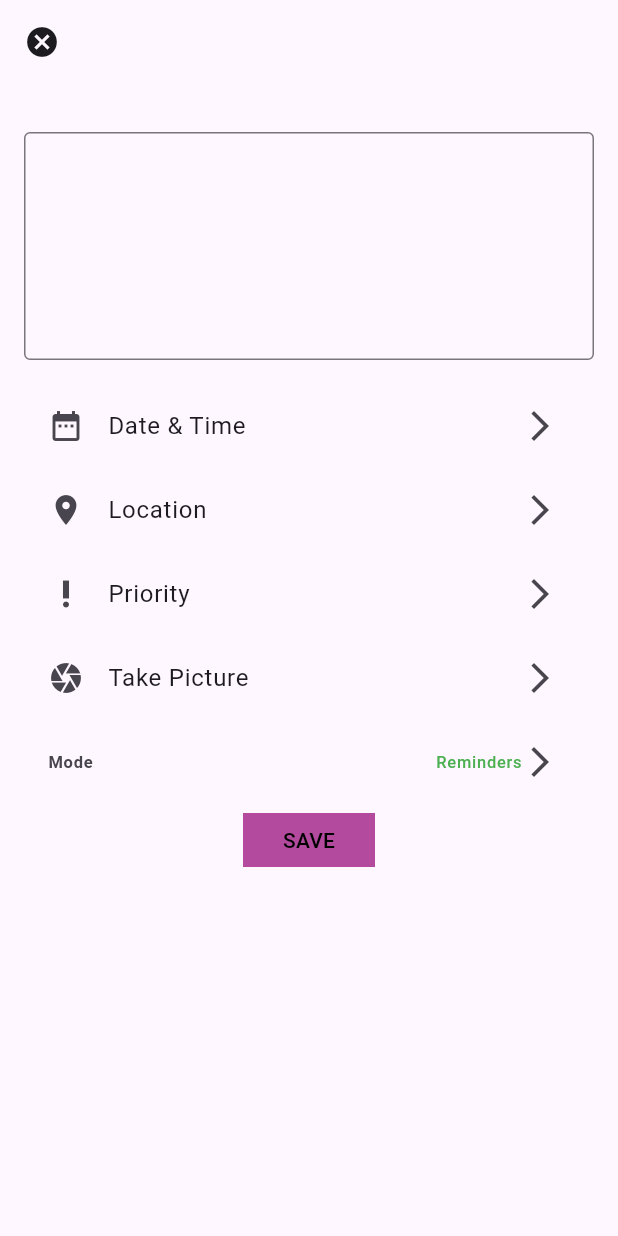
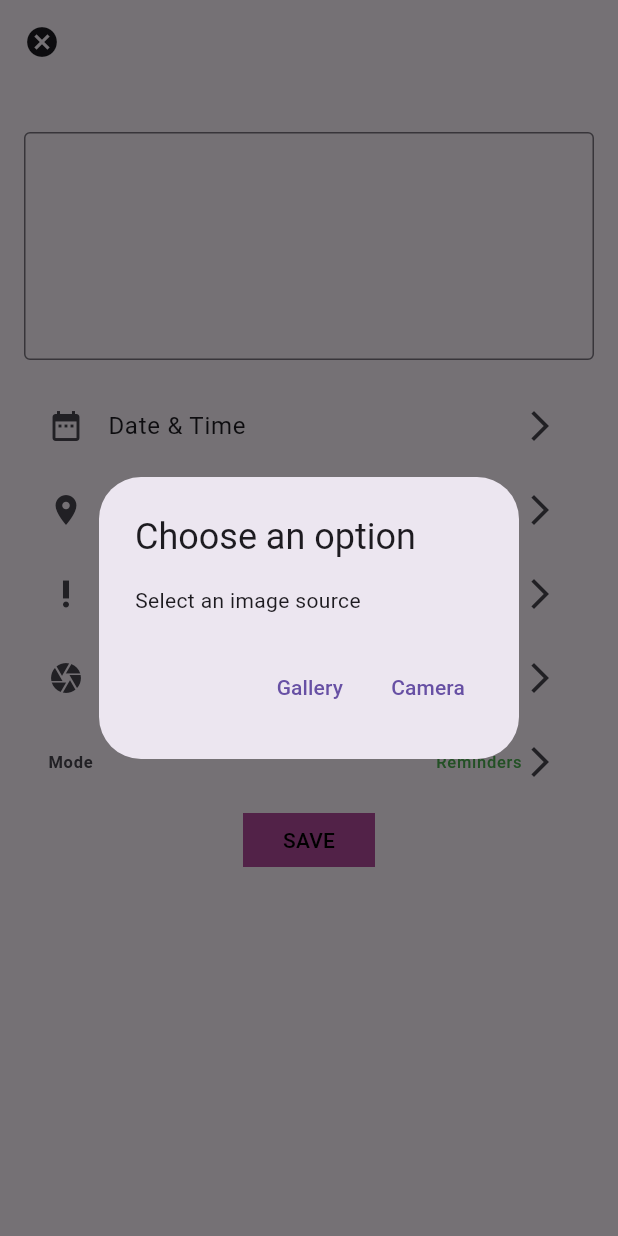
Before and after one commit to SE-sustainability/Project_code, a Flutter app: the ReminderScreen screen opened directly with empty values, after a tap on "Take Picture", on a phone screen of 412 x 824 dp. Run offline on Flutter 3.47's test engine with Material 3 defaults, Android fonts, the phone set to English and light mode, and no system bars; our stand-ins replace cloud_firestore, firebase_core, geolocator, image_picker; accounts and stored records are empty.

Commit message:
Update Reminder_OptionsPage.dart

```diff
--- a/lib/screens/Reminder_OptionsPage.dart
+++ b/lib/screens/Reminder_OptionsPage.dart
@@ -42,13 +42,45 @@ class _ReminderScreenState extends State<ReminderScreen> {
   XFile? _imageFile;
   DateTime? _dateTime;
 
-  Future<void> _pickImage() async {
+   Future<void> _pickImage() async {
     final ImagePicker _picker = ImagePicker();
-    final XFile? image = await _picker.pickImage(source: ImageSource.camera);
+    final XFile? image = await showDialog<XFile>(
+      context: context,
+      builder: (BuildContext context) {
+        return AlertDialog(
+          title: const Text('Choose an option'),
+          content: const Text('Select an image source'),
+          actions: <Widget>[
+            TextButton(
+              child: const Text('Gallery'),
+              onPressed: () async {
+                final XFile? galleryImage =
+                await _picker.pickImage(source: ImageSource.gallery);
+                if (galleryImage != null) {
+                  Navigator.of(context).pop(galleryImage);
+                }
+              },
+            ),
+            TextButton(
+              child: const Text('Camera'),
+              onPressed: () async {
+                final XFile? cameraImage =
+                await _picker.pickImage(source: ImageSource.camera);
+                if (cameraImage != null) {
+                  Navigator.of(context).pop(cameraImage);
+                }
+              },
+            ),
+          ],
+        );
+      },
+    );
 
-    setState(() {
-      _imageFile = image;
-    });
+    if (image != null) {
+      setState(() {
+        _imageFile = image;
+      });
+    }
   }
 
   Future<Map<String, dynamic>> _loadReminderOptions(
```
